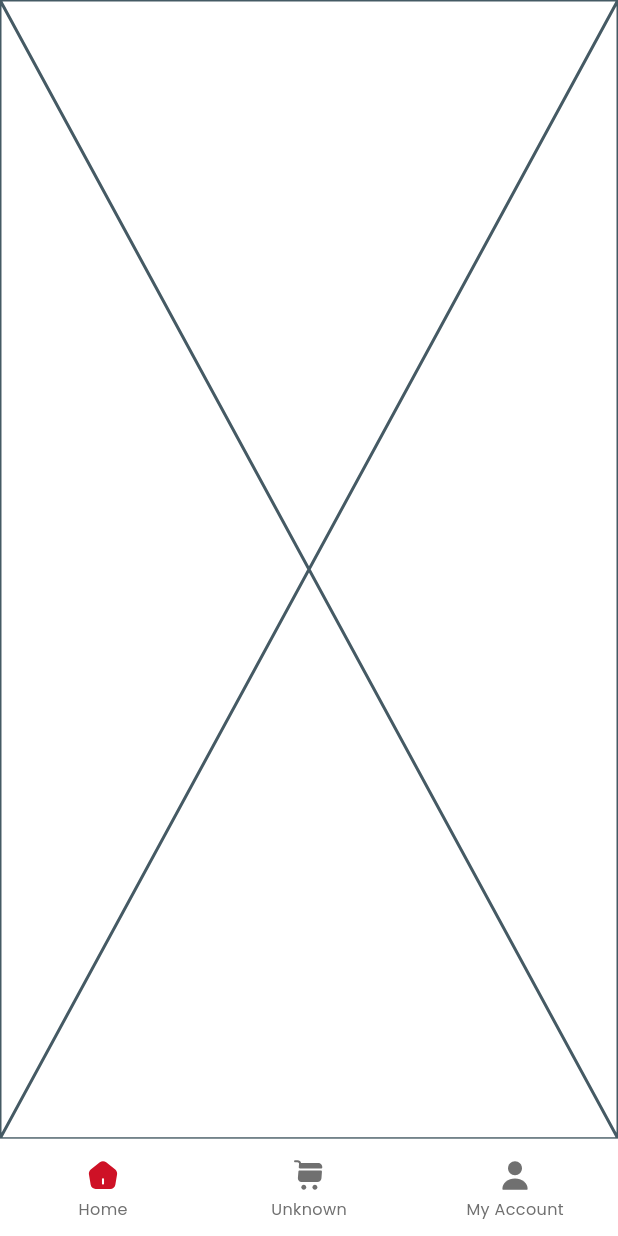
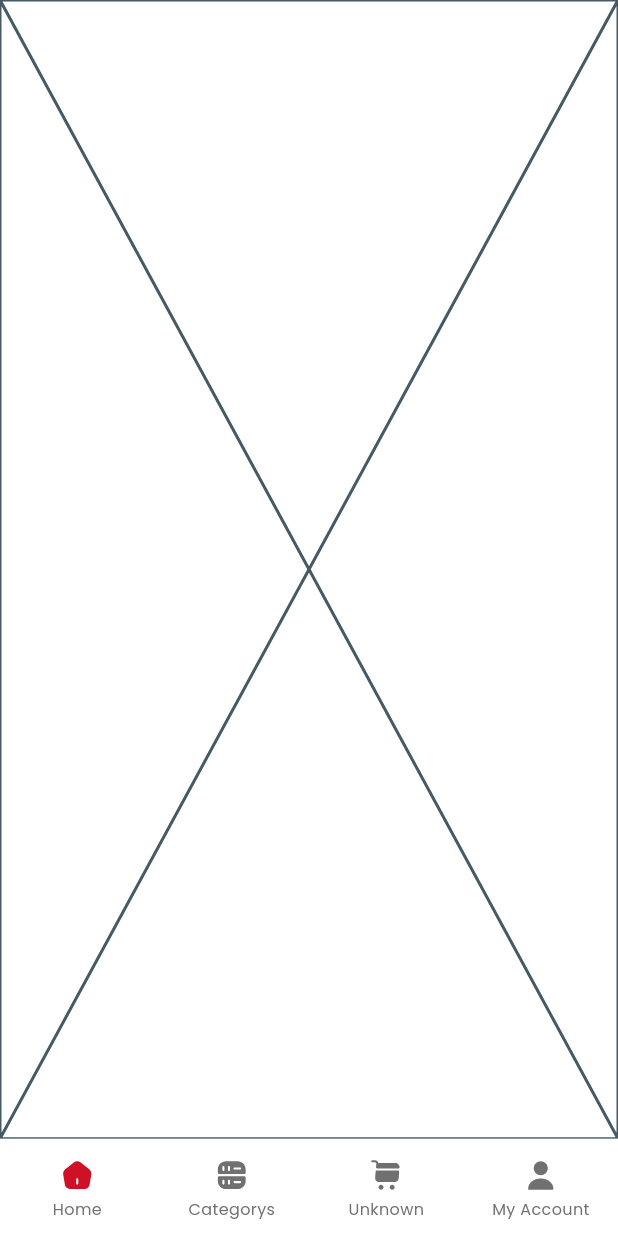
Before and after one commit to MahmoudAhmed121/ecommerce_intrazero, a Flutter app: the screen it shows after launch, swiped to page 3, on a phone screen of 412 x 824 dp. Run offline on Flutter 3.47's test engine with Material 3 defaults, Android fonts, the phone set to English and light mode, and no system bars; our stand-ins replace bloc, cached_network_image, carousel_slider, cloud_firestore, delightful_toast, dio and 16 more; accounts and stored records are empty; generated files the repository leaves out were written again; network calls fail.

```diff
--- a/lib/core/services/locator/service_locator.dart
+++ b/lib/core/services/locator/service_locator.dart
@@ -1,6 +1,7 @@
 import 'package:dio/dio.dart';
 import 'package:ecommerce_intrazero/core/export.dart';
 import 'package:ecommerce_intrazero/features/auth/export.dart';
+import 'package:ecommerce_intrazero/features/category/export.dart';
 import 'package:ecommerce_intrazero/features/home/export.dart';
 import 'package:ecommerce_intrazero/features/home_layout/export.dart';
 import 'package:ecommerce_intrazero/features/search/export.dart';
--- a/lib/features/category/presentation/cubits/category/category_state.dart
+++ b/lib/features/category/presentation/cubits/category/category_state.dart
@@ -1,5 +1,4 @@
 import 'package:ecommerce_intrazero/features/category/export.dart';
-import 'package:ecommerce_intrazero/features/home/export.dart';
 
 enum CategoryStateStatus {
   initial,
--- a/lib/features/home/presentation/widgets/home_app_bar.dart
+++ b/lib/features/home/presentation/widgets/home_app_bar.dart
@@ -26,7 +26,7 @@ class HomeAppBar extends StatelessWidget {
           stretch: true,
           centerTitle: false,
           leadingWidth: 0.0,
-          title: currentHomeTab == 1
+          title: currentHomeTab == 2
               ? RichText(
                   text: TextSpan(
                     text: 'Cart: ',
--- a/lib/features/home_layout/presentation/cubits/home_layout_cubit.dart
+++ b/lib/features/home_layout/presentation/cubits/home_layout_cubit.dart
@@ -1,4 +1,5 @@
 import 'package:ecommerce_intrazero/features/cart/export.dart';
+import 'package:ecommerce_intrazero/features/category/presentation/screens/category_screen.dart';
 import 'package:ecommerce_intrazero/features/home/export.dart';
 import 'package:ecommerce_intrazero/features/home_layout/export.dart';
 import 'package:ecommerce_intrazero/features/profile/export.dart';
@@ -12,6 +13,7 @@ class HomeLayoutCubit extends Cubit<HomeLayoutState> {
 
   List<Widget> screens = const [
     HomeScreen(),
+    CategoryScreen(),
     CartScreen(),
     ProfileScreen(),
   ];
--- a/lib/features/home_layout/presentation/screens/home_layout_screen.dart
+++ b/lib/features/home_layout/presentation/screens/home_layout_screen.dart
@@ -60,6 +60,21 @@ class _HomeLayoutScreenState extends State<HomeLayoutScreen> {
               ),
               NavigationDestination(
                 icon: HomeLayoutButton(
+                  image: 'assets/images/category.svg',
+                  title: 'Categorys',
+                  imageColor: AppColor.kTextColor,
+                  titleColor: AppColor.kTextColor,
+                ),
+                selectedIcon: HomeLayoutButton(
+                  image: 'assets/images/category.svg',
+                  imageColor: AppColor.kPrimaryColor,
+                  titleColor: AppColor.kTextColor,
+                  title: 'Categorys',
+                ),
+                label: "",
+              ),
+              NavigationDestination(
+                icon: HomeLayoutButton(
                   image: 'assets/images/shopping_cart.svg',
                   title: 'Unknown',
                   titleColor: AppColor.kTextColor,
```
Also changed, not shown: lib/features/category/presentation/screens/category_screen.dart (added, +70 -0 lines), assets/images/category.svg (added).
